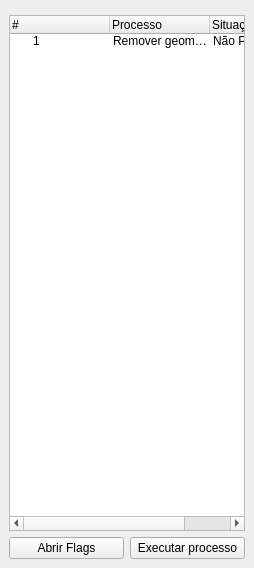
Old version of the form ValidationTools/validation_toolbox.ui in the repository dsgoficial/DsgTools.
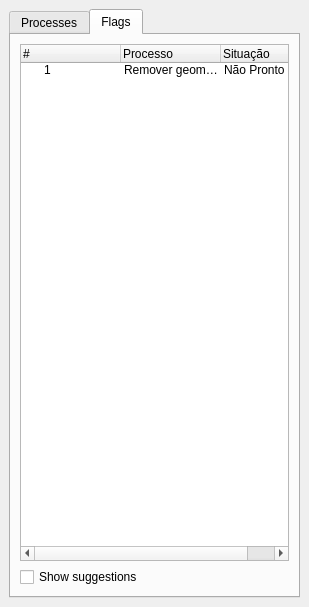
New version of the form. The open tabs and pages were chosen to show the change. Custom widgets are drawn as their Qt base class.

What changed in the file:
```diff
--- a/ValidationTools/validation_toolbox.ui
+++ b/ValidationTools/validation_toolbox.ui
@@ -6,8 +6,8 @@
    <rect>
     <x>0</x>
     <y>0</y>
-    <width>254</width>
-    <height>568</height>
+    <width>309</width>
+    <height>607</height>
    </rect>
   </property>
   <property name="windowTitle">
@@ -15,11 +15,35 @@
   </property>
   <widget class="QWidget" name="dockWidgetContents">
    <layout class="QGridLayout" name="gridLayout">
-    <item row="0" column="0" colspan="2">
-     <widget class="ConnectionWidget" name="widget" native="true"/>
-    </item>
-    <item row="1" column="0" colspan="2">
-     <widget class="QTreeWidget" name="treeWidget">
+    <item row="0" column="0">
+     <widget class="QTabWidget" name="validationTabWidget">
+      <property name="currentIndex">
+       <number>0</number>
+      </property>
+      <widget class="QWidget" name="tab">
+       <attribute name="title">
+        <string>Processes</string>
+       </attribute>
+       <layout class="QGridLayout" name="gridLayout_2">
+        <item row="0" column="0">
+         <widget class="QLabel" name="label">
+          <property name="text">
+           <string>Database</string>
+          </property>
+         </widget>
+        </item>
+        <item row="0" column="1" colspan="2">
+         <widget class="QLineEdit" name="databaseLineEdit"/>
+        </item>
+        <item row="0" column="3">
+         <widget class="QPushButton" name="openpushButton">
+          <property name="text">
+           <string>Open</string>
+          </property>
+         </widget>
+        </item>
+        <item row="1" column="0" colspan="4">
+         <widget class="QTreeWidget" name="processTreeWidget">
       <property name="minimumSize">
        <size>
         <width>0</width>
@@ -27,10 +51,10 @@
        </size>
       </property>
       <attribute name="headerMinimumSectionSize">
-       <number>10</number>
+           <number>5</number>
       </attribute>
       <attribute name="headerStretchLastSection">
-       <bool>true</bool>
+           <bool>false</bool>
       </attribute>
       <column>
        <property name="text">
@@ -60,31 +84,83 @@
       </item>
      </widget>
     </item>
-    <item row="2" column="0">
-     <widget class="QPushButton" name="openFlagsButton">
+        <item row="2" column="0" colspan="2">
+         <widget class="QPushButton" name="historyButton">
       <property name="text">
-       <string>Abrir Flags</string>
+           <string>Open History</string>
       </property>
      </widget>
     </item>
-    <item row="2" column="1">
+        <item row="2" column="2" colspan="2">
      <widget class="QPushButton" name="runButton">
       <property name="text">
-       <string>Executar processo</string>
+           <string>Run Process</string>
       </property>
      </widget>
     </item>
    </layout>
   </widget>
- </widget>
- <customwidgets>
-  <customwidget>
-   <class>ConnectionWidget</class>
-   <extends>QWidget</extends>
-   <header>DsgTools.CustomWidgets.connectionWidget.h</header>
-   <container>1</container>
-  </customwidget>
- </customwidgets>
+      <widget class="QWidget" name="tab_2">
+       <attribute name="title">
+        <string>Flags</string>
+       </attribute>
+       <layout class="QGridLayout" name="gridLayout_3">
+        <item row="0" column="0">
+         <widget class="QTreeWidget" name="processTreeWidget_2">
+          <property name="minimumSize">
+           <size>
+            <width>0</width>
+            <height>40</height>
+           </size>
+          </property>
+          <attribute name="headerMinimumSectionSize">
+           <number>5</number>
+          </attribute>
+          <attribute name="headerStretchLastSection">
+           <bool>false</bool>
+          </attribute>
+          <column>
+           <property name="text">
+            <string>#</string>
+           </property>
+          </column>
+          <column>
+           <property name="text">
+            <string>Processo</string>
+           </property>
+          </column>
+          <column>
+           <property name="text">
+            <string>Situação</string>
+           </property>
+          </column>
+          <item>
+           <property name="text">
+            <string>1</string>
+           </property>
+           <property name="text">
+            <string>Remover geometrias inválidas</string>
+           </property>
+           <property name="text">
+            <string>Não Pronto</string>
+           </property>
+          </item>
+         </widget>
+        </item>
+        <item row="1" column="0">
+         <widget class="QCheckBox" name="suggestionCheckBox">
+          <property name="text">
+           <string>Show suggestions</string>
+          </property>
+         </widget>
+        </item>
+       </layout>
+      </widget>
+     </widget>
+    </item>
+   </layout>
+  </widget>
+ </widget>
  <resources/>
  <connections/>
 </ui>
```
Lines whose indentation alone changed are shown as unchanged.
